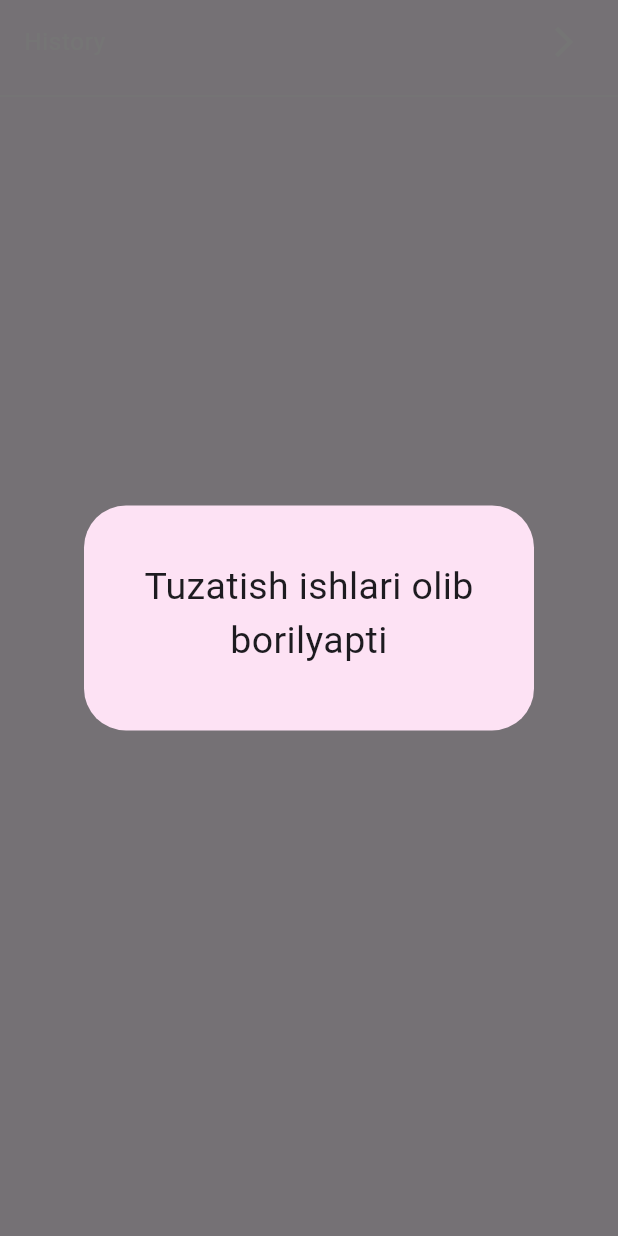
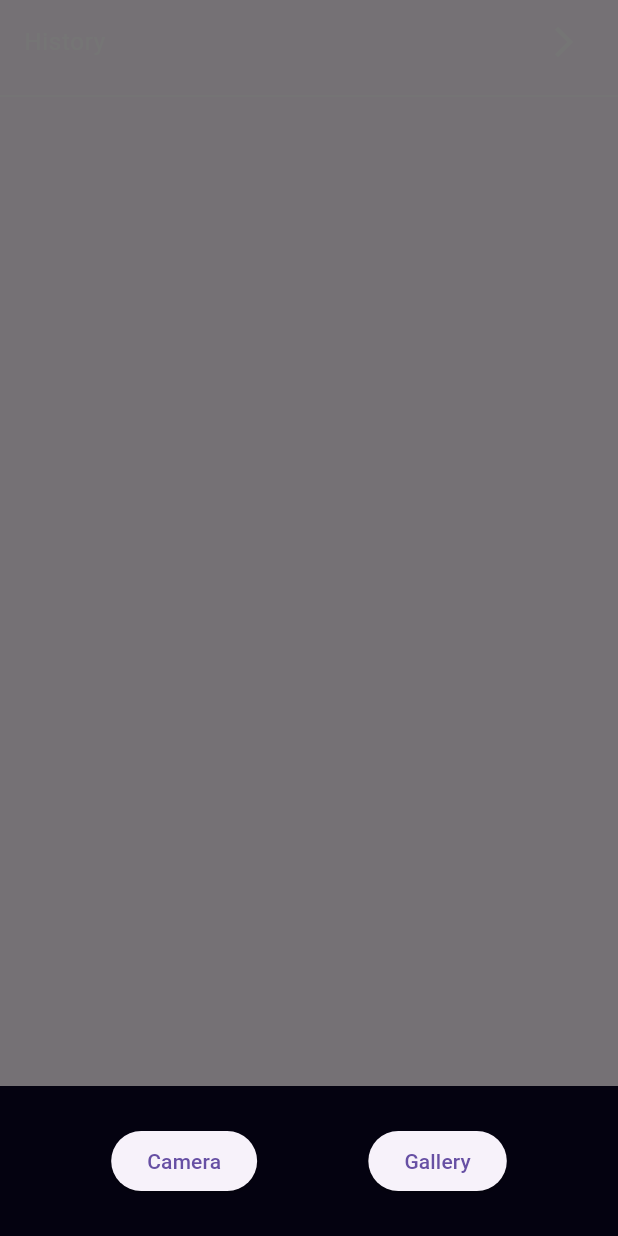
Before and after one commit to ahmadullo2023/Hot-Shop, a Flutter app: the ProfileItem widget shown alone on an empty page, opened directly, after a tap on "History", on a phone screen of 412 x 824 dp. Run offline on Flutter 3.47's test engine with Material 3 defaults, Android fonts, the phone set to English and light mode, and no system bars; our stand-ins replace carousel_slider, cloud_firestore, firebase_auth, firebase_core, firebase_messaging, firebase_storage and 4 more; accounts and stored records are empty; network calls fail.

Commit message:
some change

```diff
--- a/lib/src/view/custom_item.dart
+++ b/lib/src/view/custom_item.dart
@@ -58,7 +58,46 @@ class ProfileItem extends StatelessWidget {
       children: [
         GestureDetector(
           onTap: () {
-            DialogItem().dialogItem(context);
+
+
+
+
+
+
+            showModalBottomSheet<void>(
+              context: context,
+              builder: (BuildContext context) {
+                return Container(
+                  height: 100,
+                  color: Color(0xFF040210),
+                  child: Center(
+                    child: Row(
+                      mainAxisAlignment: MainAxisAlignment.spaceEvenly,
+                      children: <Widget>[
+                        ElevatedButton(
+                          child: const Text('Camera'),
+                          onPressed: () => Navigator.pop(context),
+                        ),
+                        ElevatedButton(
+                          child: const Text('Gallery'),
+                          onPressed: () => Navigator.pop(context),
+                        ),
+                      ],
+                    ),
+                  ),
+                );
+              },
+            );
+
+
+
+
+
+
+
+
+
+            //DialogItem().dialogItem(context);
           },
           child: ListTile(
             title: titleT,
```
Also changed, not shown: lib/src/screens/add_page.dart (+73 -3 lines), lib/src/screens/product_page.dart (+12 -9 lines).
